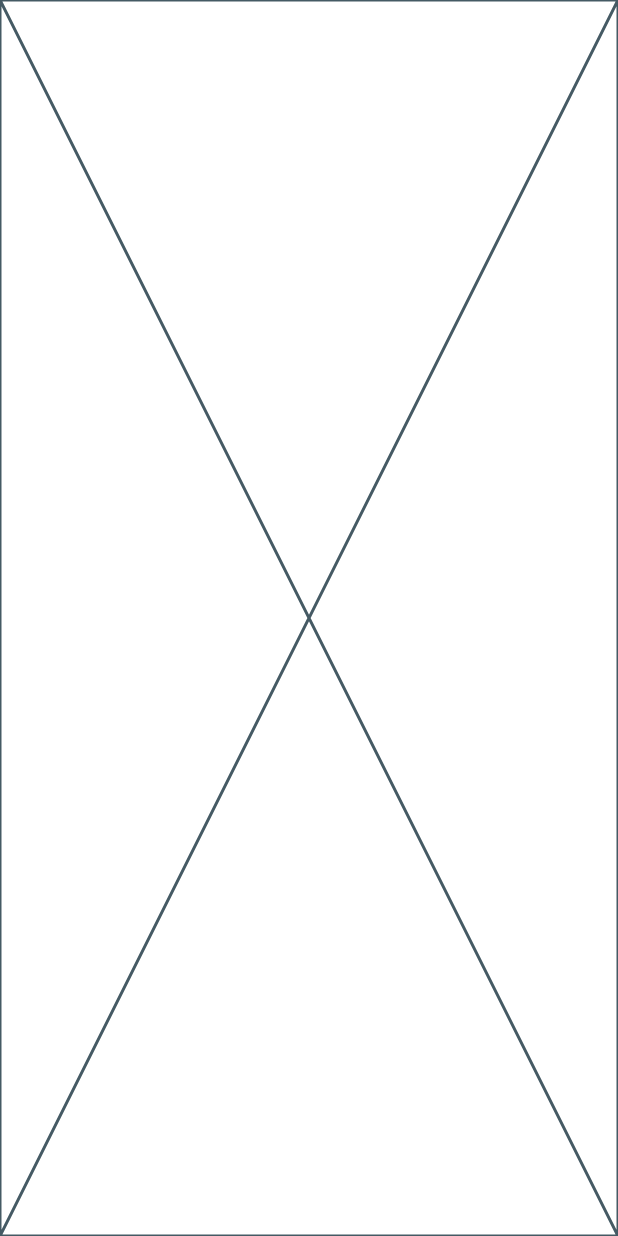
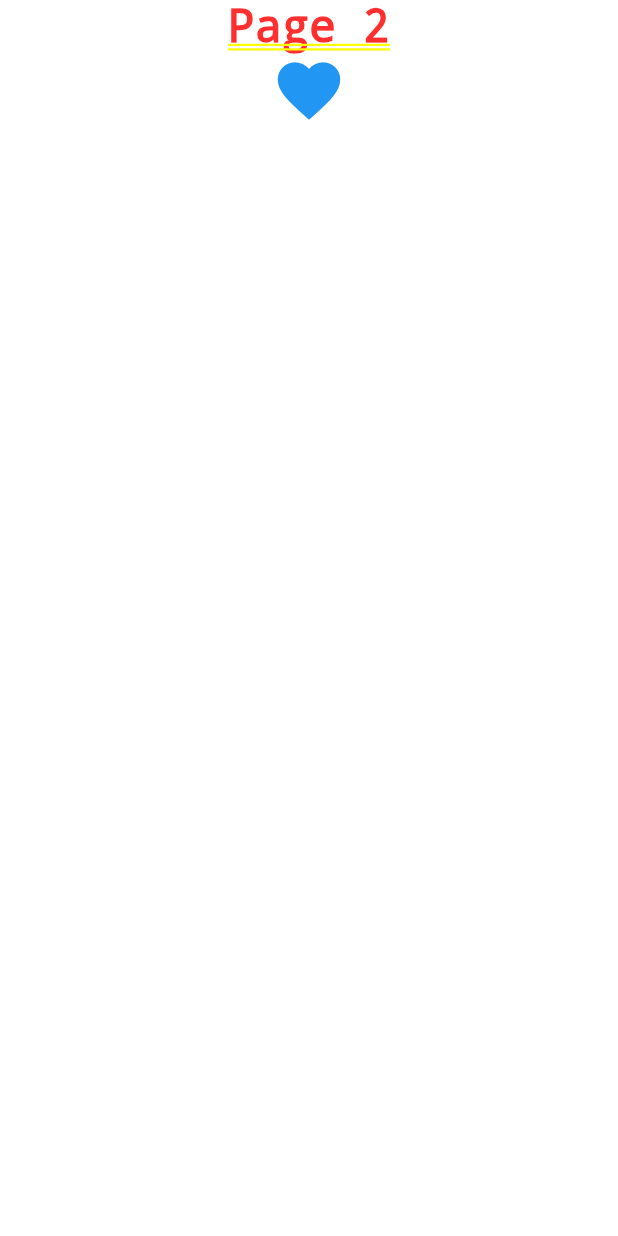
Before and after one commit to NolanShrestha/Flutter_Task2, a Flutter app: the screen it shows after launch, item 2 of the bottom bar chosen, on a phone screen of 412 x 824 dp. Run offline on Flutter 3.47's test engine with Material 3 defaults, Android fonts, the light colour scheme and no system bars; our stand-ins replace dropdown_button2; network calls fail.

```diff
--- a/lib/screens/page2.dart
+++ b/lib/screens/page2.dart
@@ -10,6 +10,17 @@ class Page2 extends StatefulWidget {
 class _Page2State extends State<Page2> {
   @override
   Widget build(BuildContext context) {
-    return const Placeholder();
+    return const Center(
+      // Using Center widget to center the text
+      child: Column(
+        children: [
+          Text(
+            'Page 2',
+            style: TextStyle(fontSize: 30),
+          ),
+          Icon(Icons.favorite, size: 50, color: Colors.blue),
+        ],
+      ),
+    );
   }
 }
```
Also changed, not shown: lib/screens/page3.dart (+11 -1 lines).
